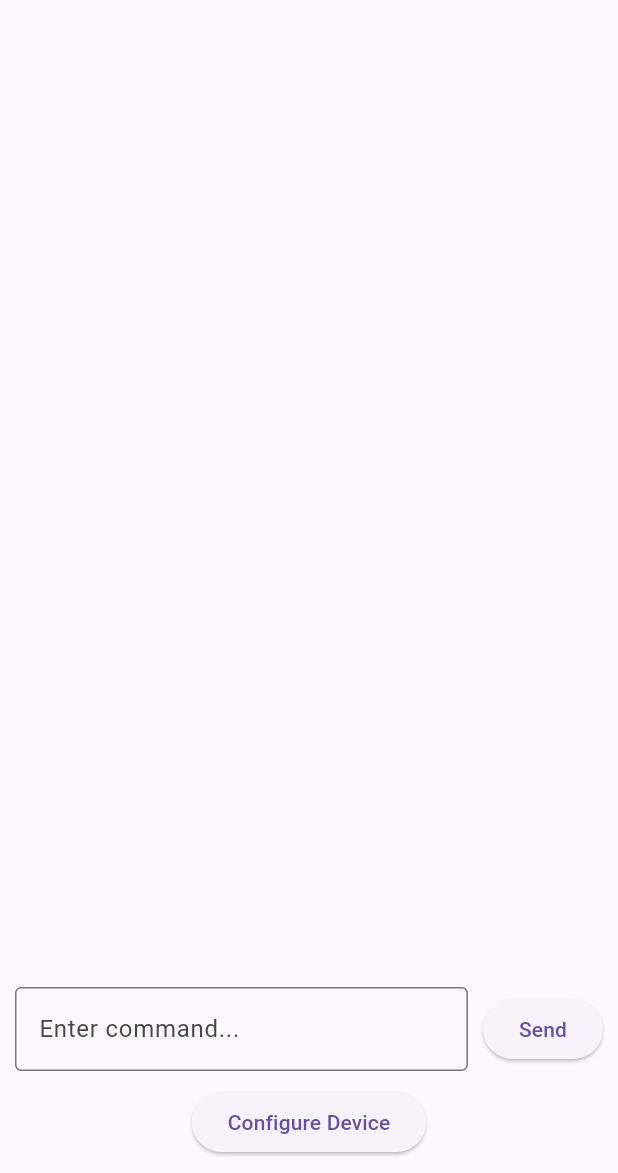
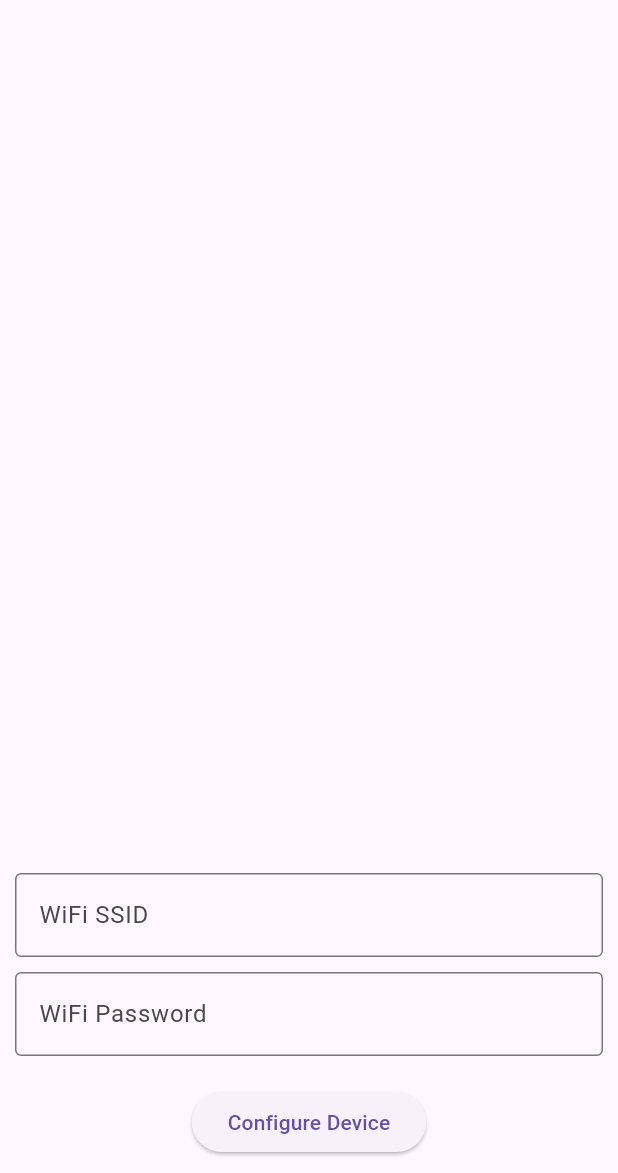
Before and after one commit to SaiMehtre/configuration-app, a Flutter app: the screen it shows after launch, on a phone screen of 412 x 824 dp, the part 63-1236 px from its top. Run offline on Flutter 3.47's test engine with Material 3 defaults, Android fonts, the phone set to English and light mode, and no system bars; missing offline and left inert: wifi_iot.

Commit message:
fix: resolve const constructor error and refactor CommandInput to StatefulWidget for proper controller management

```diff
--- a/lib/providers/device_provider.dart
+++ b/lib/providers/device_provider.dart
@@ -13,6 +13,7 @@ class DeviceProvider extends ChangeNotifier {
       notifyListeners();
     } catch (e) {
       isConnected = false;
+      print("CONNECT ERROR: $e");
       rethrow;
     }
   }
--- a/lib/widgets/command_input.dart
+++ b/lib/widgets/command_input.dart
@@ -4,55 +4,66 @@ import 'package:provider/provider.dart';
 import '../providers/device_provider.dart';
 import '../main.dart';
 
-class CommandInput extends StatelessWidget {
+class CommandInput extends StatefulWidget {
   const CommandInput({super.key});
 
   @override
+  State<CommandInput> createState() => _CommandInputState();
+}
+
+class _CommandInputState extends State<CommandInput> {
+  final TextEditingController ssidController = TextEditingController();
+  final TextEditingController passwordController = TextEditingController();
+
+  @override
+  void dispose() {
+    ssidController.dispose();
+    passwordController.dispose();
+    super.dispose();
+  }
+
+  @override
   Widget build(BuildContext context) {
-    final TextEditingController controller = TextEditingController();
-
     return Padding(
       padding: const EdgeInsets.all(10),
       child: Column(
         children: [
-          Row(
-            children: [
-              Expanded(
-                child: TextField(
-                  controller: controller,
-                  minLines: 1,
-                  maxLines: 5,
-                  decoration: const InputDecoration(
-                    hintText: "Enter command...",
-                    border: OutlineInputBorder(),
-                  ),
-                ),
-              ),
-              const SizedBox(width: 10),
-              ElevatedButton(
-                onPressed: () {
-                  debugPrint("Command: ${controller.text}");
-                },
-                child: const Text("Send"),
-              )
-            ],
+          TextField(
+            controller: ssidController,
+            decoration: const InputDecoration(
+              labelText: "WiFi SSID",
+              border: OutlineInputBorder(),
+            ),
           ),
-
           const SizedBox(height: 10),
-
-          /// CONFIGURE DEVICE BUTTON
+          TextField(
+            controller: passwordController,
+            obscureText: true,
+            decoration: const InputDecoration(
+              labelText: "WiFi Password",
+              border: OutlineInputBorder(),
+            ),
+          ),
+          const SizedBox(height: 20),
           ElevatedButton(
             onPressed: () async {
-              final deviceProvider =
-                  Provider.of<DeviceProvider>(context, listen: false);
+              final ssid = ssidController.text.trim();
+              final password = passwordController.text.trim();
+
+              if (ssid.isEmpty || password.isEmpty) {
+                messengerKey.currentState?.showSnackBar(
+                  const SnackBar(content: Text("Enter SSID & Password")),
+                );
+                return;
+              }
 
               try {
+                final deviceProvider =
+                    Provider.of<DeviceProvider>(context, listen: false);
+
                 await deviceProvider.connectToDevice();
-
-                await deviceProvider.sendWifiConfig(
-                  "test",
-                  "12345678",
-                );
+                await Future.delayed(const Duration(milliseconds: 500));
+                await deviceProvider.sendWifiConfig(ssid, password);
 
                 messengerKey.currentState?.showSnackBar(
                   const SnackBar(content: Text("Command Sent")),
```
Also changed, not shown: lib/services/tcp_service.dart (+11 -1 lines), 1 other file.
